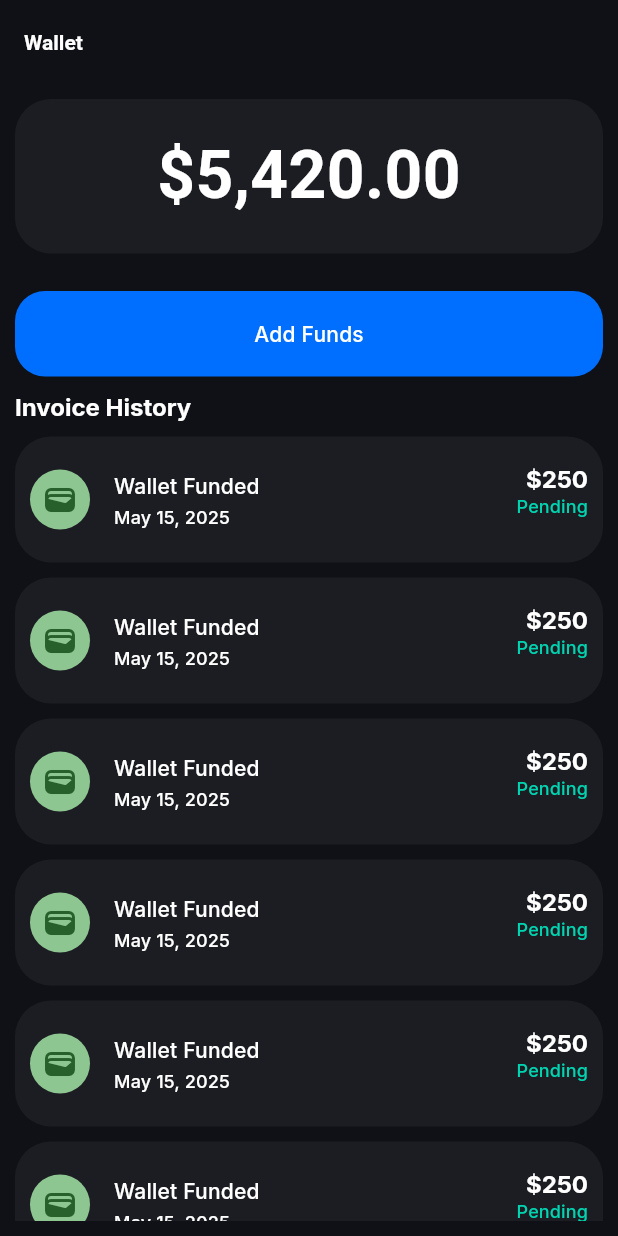
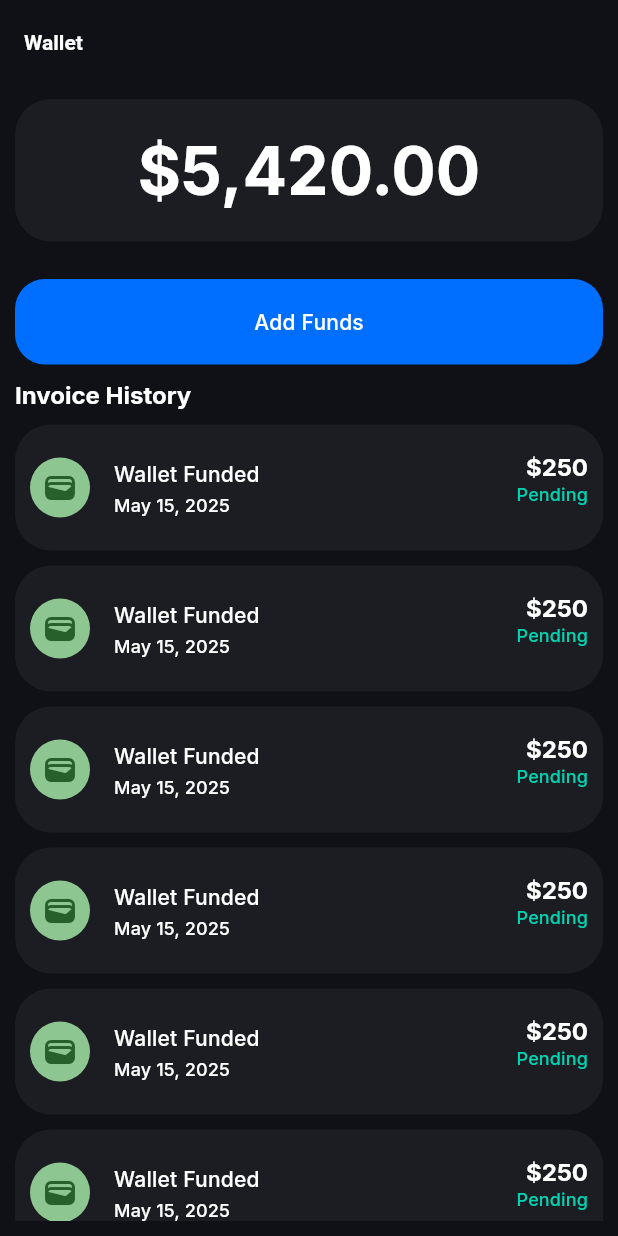
Before and after one commit to Destiny-Ed/test-bounty, a Flutter app: the DevWalletScreen screen opened directly, on a phone screen of 412 x 824 dp. Run offline on Flutter 3.47's test engine with Material 3 defaults, Android fonts, the phone set to English and light mode, and no system bars; our stand-ins replace cached_network_image, confetti, device_info_plus, file_picker, fl_chart, google_fonts and 3 more.

Commit message:
minor theme changes

```diff
--- a/lib/screens/developers/wallet/dev_wallet_screen.dart
+++ b/lib/screens/developers/wallet/dev_wallet_screen.dart
@@ -26,14 +26,12 @@ class DevWalletScreen extends StatelessWidget {
                   color: Theme.of(context).cardColor,
                   borderRadius: BorderRadius.circular(24),
                 ),
-                child: const Center(
+                child: Center(
                   child: Text(
                     '\$5,420.00',
-                    style: TextStyle(
-                      fontSize: 44,
-                      color: Colors.white,
-                      fontWeight: FontWeight.bold,
-                    ),
+                    style: Theme.of(
+                      context,
+                    ).textTheme.headlineLarge?.copyWith(fontSize: 44),
                   ),
                 ),
               ),
```
Also changed, not shown: lib/screens/testers/active_test/active_test_screen.dart (+7 -7 lines), lib/screens/testers/earning/earning_screen.dart (+4 -6 lines).
